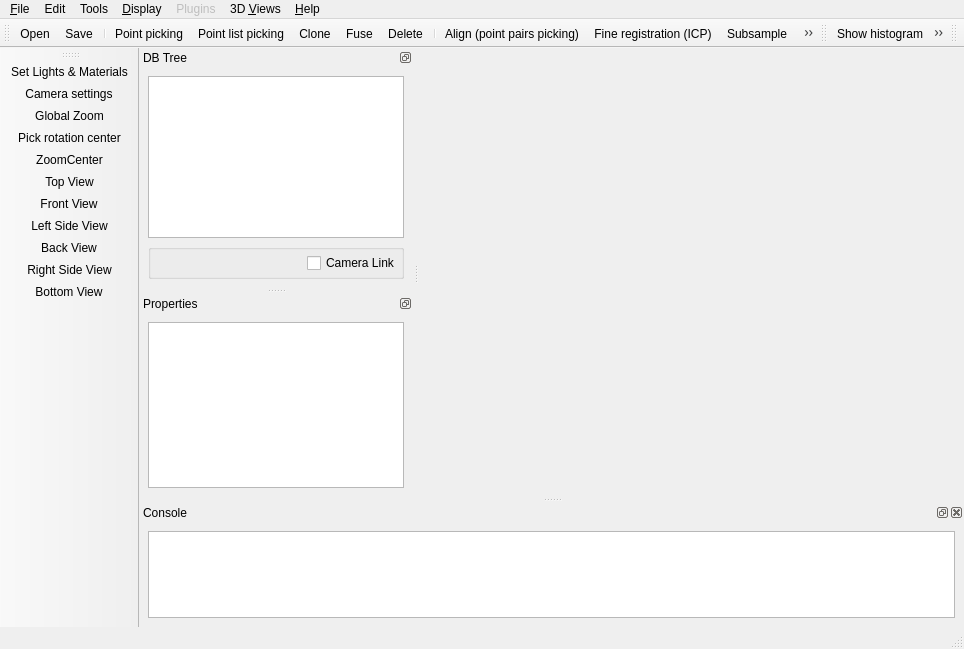
Qt form qCC/ui_templates/mainWindow.ui (archeos/cloudcompare-archeos) before a commit.
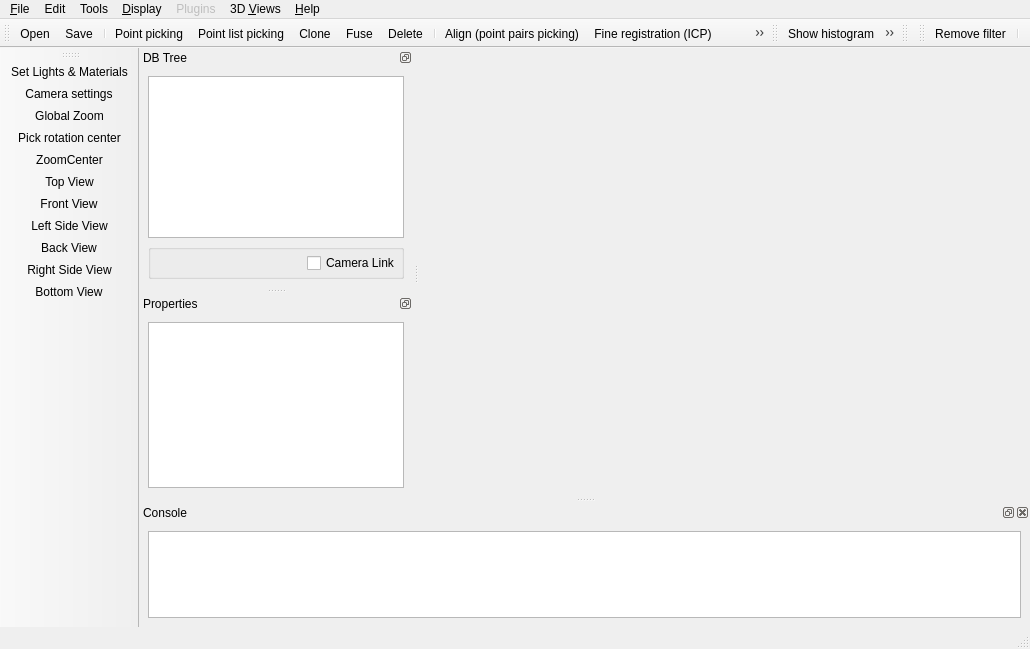
The same form after that commit. Icons and pictures are not drawn. Custom widgets are drawn as their Qt base class.

Patch:
```diff
--- a/qCC/ui_templates/mainWindow.ui
+++ b/qCC/ui_templates/mainWindow.ui
@@ -6,7 +6,7 @@
    <rect>
     <x>0</x>
     <y>0</y>
-    <width>964</width>
+    <width>1030</width>
     <height>649</height>
    </rect>
   </property>
@@ -44,7 +44,7 @@
     <rect>
      <x>0</x>
      <y>0</y>
-     <width>964</width>
+     <width>1030</width>
      <height>21</height>
     </rect>
    </property>
@@ -637,6 +637,25 @@
     </layout>
    </widget>
   </widget>
+  <widget class="QToolBar" name="toolBarGLFilters">
+   <property name="enabled">
+    <bool>true</bool>
+   </property>
+   <property name="windowTitle">
+    <string>GL filters</string>
+   </property>
+   <property name="toolTip">
+    <string>GL filters</string>
+   </property>
+   <attribute name="toolBarArea">
+    <enum>TopToolBarArea</enum>
+   </attribute>
+   <attribute name="toolBarBreak">
+    <bool>false</bool>
+   </attribute>
+   <addaction name="actionNoFilter"/>
+   <addaction name="separator"/>
+  </widget>
   <action name="actionOpen">
    <property name="icon">
     <iconset resource="../icones.qrc">
```
Left out of the diff: 2 changed lines with no effect on the pictures.
